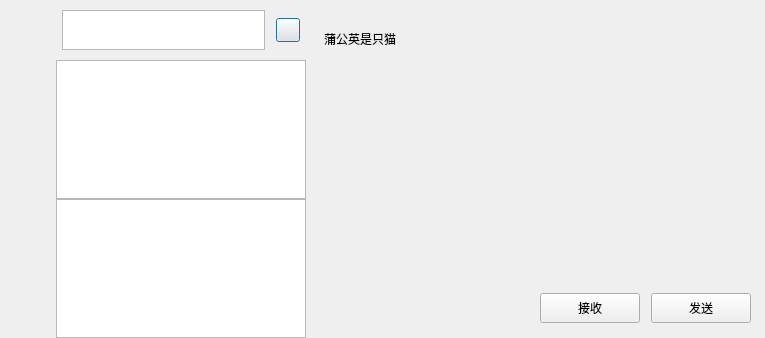
The window that client/chatdialog.ui (JiaYN1/chat) describes before a commit, drawn with Qt 5.
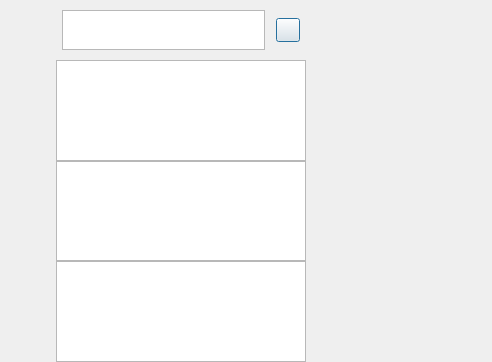
The same window after the commit. Custom widgets are drawn as their Qt base class.

```diff
--- a/client/chatdialog.ui
+++ b/client/chatdialog.ui
@@ -6,8 +6,8 @@
    <rect>
     <x>0</x>
     <y>0</y>
-    <width>765</width>
-    <height>338</height>
+    <width>492</width>
+    <height>362</height>
    </rect>
   </property>
   <property name="sizePolicy">
@@ -57,13 +57,13 @@
      </property>
      <layout class="QVBoxLayout" name="verticalLayout">
       <property name="spacing">
-       <number>0</number>
+       <number>40</number>
       </property>
       <property name="leftMargin">
-       <number>11</number>
+       <number>10</number>
       </property>
       <property name="topMargin">
-       <number>15</number>
+       <number>20</number>
       </property>
       <property name="rightMargin">
        <number>0</number>
@@ -73,9 +73,15 @@
       </property>
       <item>
        <widget class="QWidget" name="widget" native="true">
+        <property name="minimumSize">
+         <size>
+          <width>29</width>
+          <height>29</height>
+         </size>
+        </property>
         <layout class="QVBoxLayout" name="verticalLayout_3" stretch="0,0,0">
          <property name="spacing">
-          <number>0</number>
+          <number>10</number>
          </property>
          <property name="leftMargin">
           <number>0</number>
@@ -149,6 +155,29 @@
         </layout>
        </widget>
       </item>
+      <item>
+       <spacer name="verticalSpacer_2">
+        <property name="orientation">
+         <enum>Qt::Orientation::Vertical</enum>
+        </property>
+        <property name="sizeHint" stdset="0">
+         <size>
+          <width>20</width>
+          <height>40</height>
+         </size>
+        </property>
+       </spacer>
+      </item>
+      <item>
+       <widget class="QWidget" name="widget_2" native="true">
+        <property name="minimumSize">
+         <size>
+          <width>0</width>
+          <height>30</height>
+         </size>
+        </property>
+       </widget>
+      </item>
       <item>
        <spacer name="verticalSpacer">
         <property name="orientation">
@@ -157,7 +186,7 @@
         <property name="sizeHint" stdset="0">
          <size>
           <width>20</width>
-          <height>230</height>
+          <height>40</height>
          </size>
         </property>
        </spacer>
@@ -280,273 +309,62 @@
        <widget class="QListWidget" name="chat_user_list"/>
       </item>
       <item>
-       <widget class="QListWidget" name="search_list"/>
+       <widget class="QListWidget" name="con_user_list"/>
+      </item>
+      <item>
+       <widget class="SearchList" name="search_list"/>
       </item>
      </layout>
     </widget>
    </item>
    <item>
-    <widget class="QWidget" name="chat_data_wid" native="true">
-     <layout class="QVBoxLayout" name="verticalLayout_4">
-      <property name="spacing">
-       <number>0</number>
-      </property>
-      <property name="leftMargin">
-       <number>0</number>
-      </property>
-      <property name="topMargin">
-       <number>0</number>
-      </property>
-      <property name="rightMargin">
-       <number>0</number>
-      </property>
-      <property name="bottomMargin">
-       <number>0</number>
-      </property>
-      <item>
-       <widget class="QWidget" name="title_wid" native="true">
-        <layout class="QHBoxLayout" name="horizontalLayout_3">
-         <item>
-          <widget class="QWidget" name="widget_2" native="true">
-           <property name="minimumSize">
-            <size>
-             <width>0</width>
-             <height>60</height>
-            </size>
-           </property>
-           <property name="maximumSize">
-            <size>
-             <width>16777215</width>
-             <height>60</height>
-            </size>
-           </property>
-           <layout class="QHBoxLayout" name="horizontalLayout_4">
-            <item>
-             <widget class="QLabel" name="title_label">
-              <property name="text">
-               <string>蒲公英是只猫</string>
-              </property>
-             </widget>
-            </item>
-           </layout>
-          </widget>
-         </item>
-        </layout>
-       </widget>
-      </item>
-      <item>
-       <widget class="QWidget" name="chat_data_list" native="true"/>
-      </item>
-      <item>
-       <widget class="QWidget" name="tool_wid" native="true">
-        <property name="minimumSize">
-         <size>
-          <width>0</width>
-          <height>60</height>
-         </size>
-        </property>
-        <property name="maximumSize">
-         <size>
-          <width>16777215</width>
-          <height>60</height>
-         </size>
-        </property>
-        <layout class="QHBoxLayout" name="horizontalLayout_5">
-         <item>
-          <spacer name="horizontalSpacer_2">
-           <property name="orientation">
-            <enum>Qt::Orientation::Horizontal</enum>
-           </property>
-           <property name="sizeType">
-            <enum>QSizePolicy::Policy::Fixed</enum>
-           </property>
-           <property name="sizeHint" stdset="0">
-            <size>
-             <width>5</width>
-             <height>20</height>
-            </size>
-           </property>
-          </spacer>
-         </item>
-         <item>
-          <widget class="QLabel" name="emo_lable">
-           <property name="minimumSize">
-            <size>
-             <width>25</width>
-             <height>25</height>
-            </size>
-           </property>
-           <property name="maximumSize">
-            <size>
-             <width>25</width>
-             <height>25</height>
-            </size>
-           </property>
-           <property name="text">
-            <string/>
-           </property>
-          </widget>
-         </item>
-         <item>
-          <spacer name="horizontalSpacer_4">
-           <property name="orientation">
-            <enum>Qt::Orientation::Horizontal</enum>
-           </property>
-           <property name="sizeType">
-            <enum>QSizePolicy::Policy::Fixed</enum>
-           </property>
-           <property name="sizeHint" stdset="0">
-            <size>
-             <width>5</width>
-             <height>20</height>
-            </size>
-           </property>
-          </spacer>
-         </item>
-         <item>
-          <widget class="QLabel" name="file_label">
-           <property name="minimumSize">
-            <size>
-             <width>25</width>
-             <height>25</height>
-            </size>
-           </property>
-           <property name="maximumSize">
-            <size>
-             <width>25</width>
-             <height>24</height>
-            </size>
-           </property>
-           <property name="text">
-            <string/>
-           </property>
-          </widget>
-         </item>
-         <item>
-          <spacer name="horizontalSpacer_3">
-           <property name="orientation">
-            <enum>Qt::Orientation::Horizontal</enum>
-           </property>
-           <property name="sizeHint" stdset="0">
-            <size>
-             <width>40</width>
-             <height>20</height>
-            </size>
-           </property>
-          </spacer>
-         </item>
-        </layout>
-       </widget>
-      </item>
-      <item>
-       <widget class="QWidget" name="input_wid" native="true"/>
-      </item>
-      <item>
-       <widget class="QWidget" name="button_wid" native="true">
-        <property name="minimumSize">
-         <size>
-          <width>0</width>
-          <height>60</height>
-         </size>
-        </property>
-        <property name="maximumSize">
-         <size>
-          <width>16777215</width>
-          <height>60</height>
-         </size>
-        </property>
-        <layout class="QHBoxLayout" name="horizontalLayout_6">
-         <item>
-          <spacer name="horizontalSpacer_5">
-           <property name="orientation">
-            <enum>Qt::Orientation::Horizontal</enum>
-           </property>
-           <property name="sizeHint" stdset="0">
-            <size>
-             <width>40</width>
-             <height>20</height>
-            </size>
-           </property>
-          </spacer>
-         </item>
-         <item>
-          <widget class="QPushButton" name="receive_btn">
-           <property name="minimumSize">
-            <size>
-             <width>100</width>
-             <height>30</height>
-            </size>
-           </property>
-           <property name="maximumSize">
-            <size>
-             <width>100</width>
-             <height>30</height>
-            </size>
-           </property>
-           <property name="text">
-            <string>接收</string>
-           </property>
-          </widget>
-         </item>
-         <item>
-          <spacer name="horizontalSpacer_6">
-           <property name="orientation">
-            <enum>Qt::Orientation::Horizontal</enum>
-           </property>
-           <property name="sizeType">
-            <enum>QSizePolicy::Policy::Fixed</enum>
-           </property>
-           <property name="sizeHint" stdset="0">
-            <size>
-             <width>5</width>
-             <height>20</height>
-            </size>
-           </property>
-          </spacer>
-         </item>
-         <item>
-          <widget class="QPushButton" name="send_btn">
-           <property name="minimumSize">
-            <size>
-             <width>100</width>
-             <height>30</height>
-            </size>
-           </property>
-           <property name="maximumSize">
-            <size>
-             <width>100</width>
-             <height>30</height>
-            </size>
-           </property>
-           <property name="text">
-            <string>发送</string>
-           </property>
-          </widget>
-         </item>
-         <item>
-          <spacer name="horizontalSpacer_7">
-           <property name="orientation">
-            <enum>Qt::Orientation::Horizontal</enum>
-           </property>
-           <property name="sizeType">
-            <enum>QSizePolicy::Policy::Fixed</enum>
-           </property>
-           <property name="sizeHint" stdset="0">
-            <size>
-             <width>5</width>
-             <height>20</height>
-            </size>
-           </property>
-          </spacer>
-         </item>
-        </layout>
-       </widget>
-      </item>
-     </layout>
+    <widget class="QStackedWidget" name="stackedWidget">
+     <property name="minimumSize">
+      <size>
+       <width>29</width>
+       <height>29</height>
+      </size>
+     </property>
+     <widget class="ChatPage" name="chat_page"/>
+     <widget class="QWidget" name="friend_apply_page"/>
     </widget>
    </item>
   </layout>
  </widget>
+ <customwidgets>
+  <customwidget>
+   <class>ClickedBtn</class>
+   <extends>QPushButton</extends>
+   <header location="global">clickedbtn.h</header>
+  </customwidget>
+  <customwidget>
+   <class>CustomizeEdit</class>
+   <extends>QTextEdit</extends>
+   <header location="global">customizeedit.h</header>
+  </customwidget>
+  <customwidget>
+   <class>ChatUserList</class>
+   <extends>QListWidget</extends>
+   <header location="global">chatuserlist.h</header>
+  </customwidget>
+  <customwidget>
+   <class>SearchList</class>
+   <extends>QListWidget</extends>
+   <header>searchlist.h</header>
+  </customwidget>
+  <customwidget>
+   <class>ChatPage</class>
+   <extends>QWidget</extends>
+   <header location="global">chatpage.h</header>
+   <container>1</container>
+  </customwidget>
+  <customwidget>
+   <class>StateWidget</class>
+   <extends>QWidget</extends>
+   <header location="global">statewidget.h</header>
+   <container>1</container>
+  </customwidget>
+ </customwidgets>
  <resources/>
  <connections/>
 </ui>
```
Left out of the diff: 18 changed lines with no effect on the pictures.
